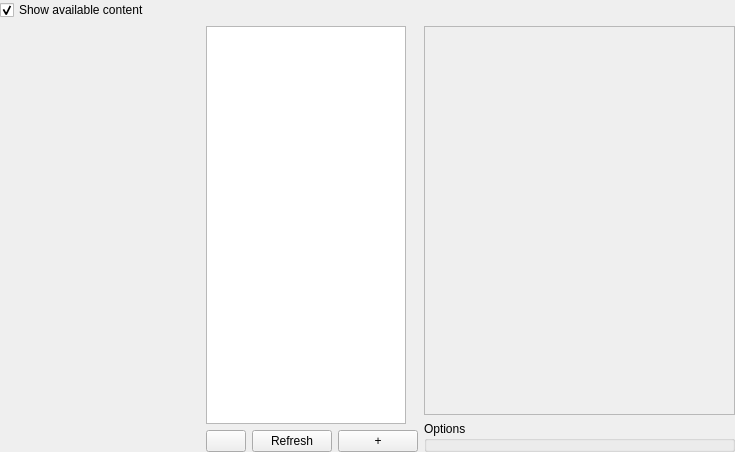
Before: the Qt Designer form Editor/CustomWidgets/panelpicturepreview.ui in RPG-Paper-Maker/RPG-Paper-Maker, drawn with Qt 5.
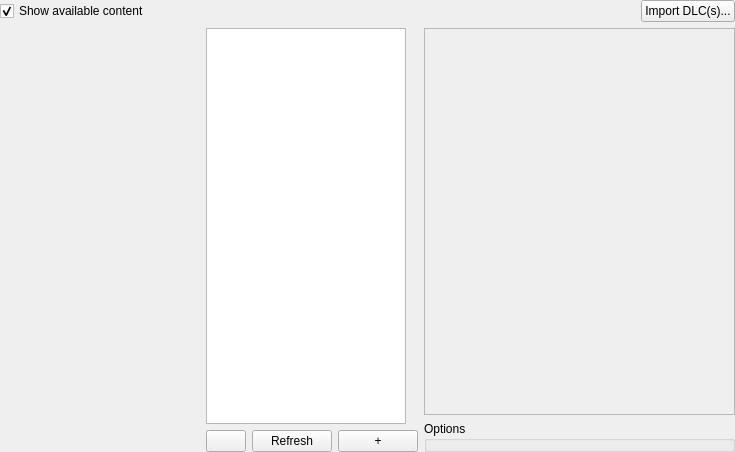
After: the same form once the commit is applied. Icons and pictures are not drawn. Custom widgets are drawn as their Qt base class.

Patch:
```diff
--- a/Editor/CustomWidgets/panelpicturepreview.ui
+++ b/Editor/CustomWidgets/panelpicturepreview.ui
@@ -27,7 +27,9 @@
     <number>0</number>
    </property>
    <item row="0" column="0">
-    <layout class="QVBoxLayout" name="verticalLayout_4" stretch="0,1">
+    <layout class="QVBoxLayout" name="verticalLayout_3">
+     <item>
+      <layout class="QHBoxLayout" name="horizontalLayout_2" stretch="0,1,0">
      <item>
       <widget class="QCheckBox" name="checkBoxContent">
        <property name="text">
@@ -39,6 +41,28 @@
       </widget>
      </item>
      <item>
+        <spacer name="horizontalSpacer_2">
+         <property name="orientation">
+          <enum>Qt::Horizontal</enum>
+         </property>
+         <property name="sizeHint" stdset="0">
+          <size>
+           <width>40</width>
+           <height>20</height>
+          </size>
+         </property>
+        </spacer>
+       </item>
+       <item>
+        <widget class="QPushButton" name="pushButtonDLC">
+         <property name="text">
+          <string>Import DLC(s)...</string>
+         </property>
+        </widget>
+       </item>
+      </layout>
+     </item>
+     <item>
       <layout class="QHBoxLayout" name="horizontalLayout_3" stretch="0,0,1">
        <item>
         <widget class="PanelSuperList" name="widgetPanelIDs" native="true">
@@ -133,7 +157,7 @@
               <x>0</x>
               <y>0</y>
               <width>311</width>
-              <height>372</height>
+              <height>368</height>
              </rect>
             </property>
             <layout class="QGridLayout" name="gridLayout_3">
```
Lines whose indentation alone changed are shown as unchanged.
